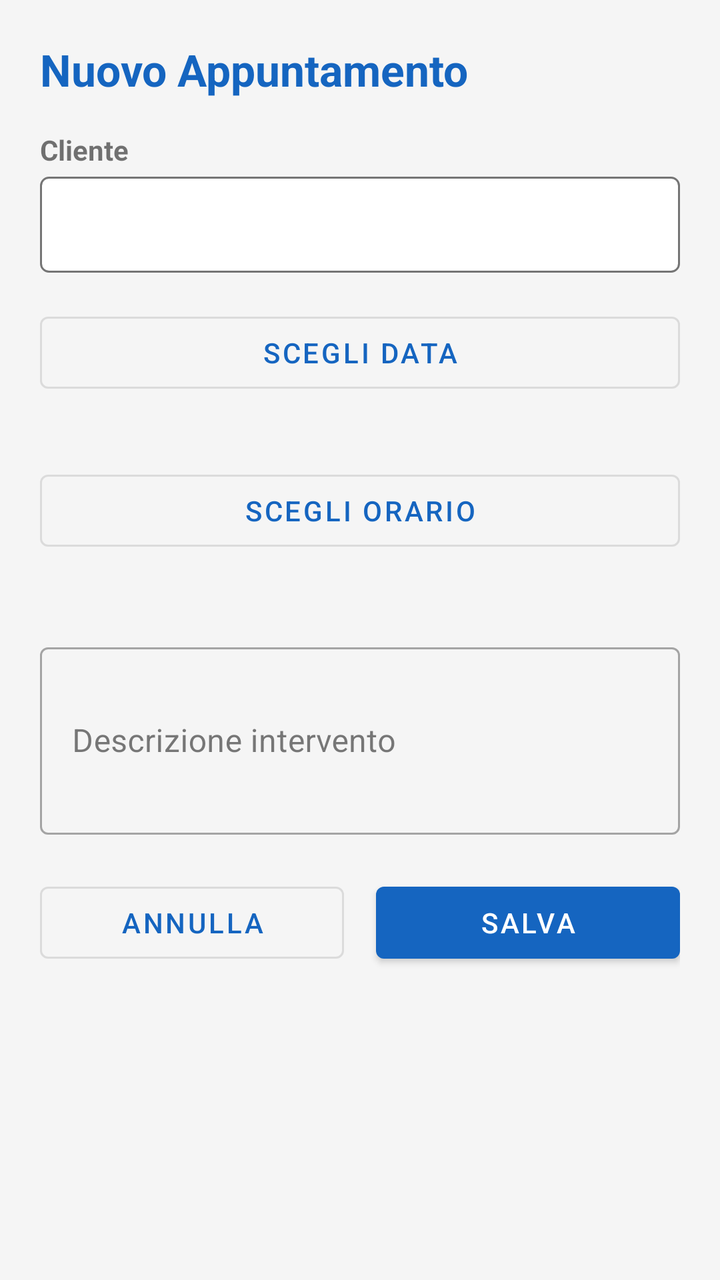
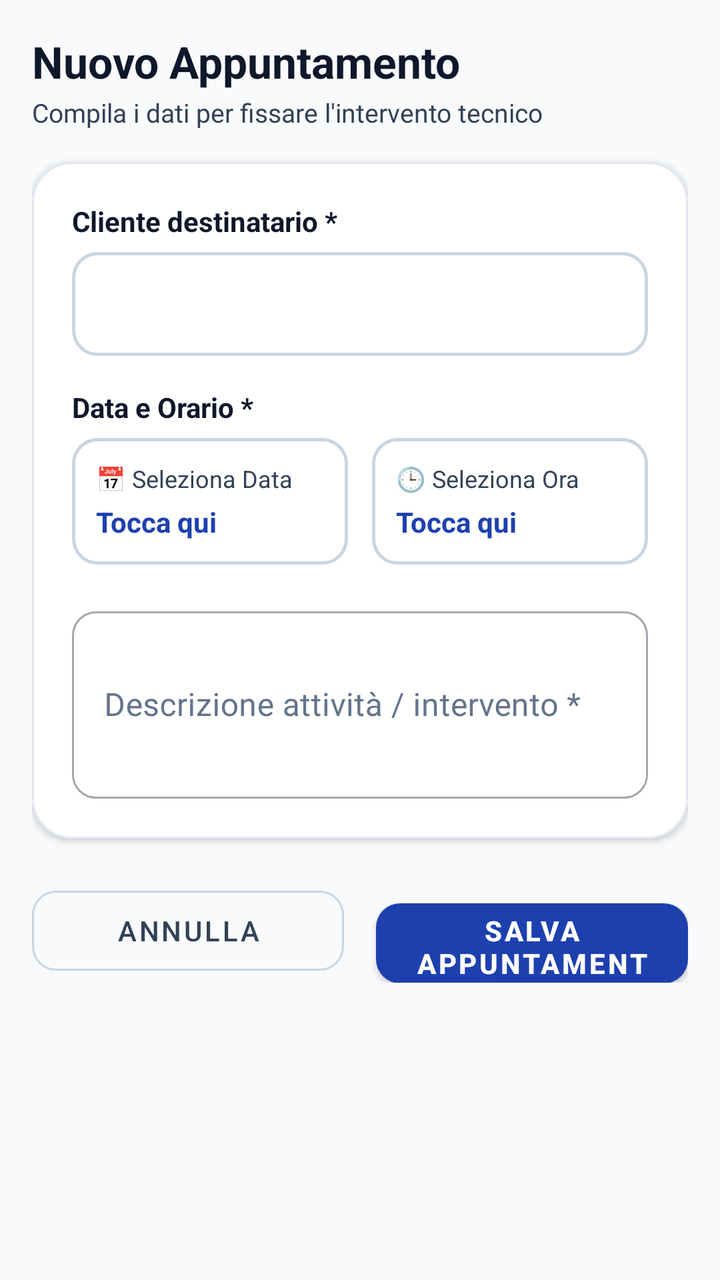

The first picture is an Android layout as it rendered before a commit; the second is the same layout after the commit. The layout source and the unified diff follow.
<!-- AndroidManifest.xml: application theme Theme.TechInterventionApp -->
<!-- res/layout/fragment_new_appointment.xml -->
<?xml version="1.0" encoding="utf-8"?>
<ScrollView
    xmlns:android="http://schemas.android.com/apk/res/android"
    xmlns:app="http://schemas.android.com/apk/res-auto"
    android:layout_width="match_parent"
    android:layout_height="match_parent"
    android:background="@color/background">

    <LinearLayout
        android:layout_width="match_parent"
        android:layout_height="wrap_content"
        android:orientation="vertical"
        android:padding="20dp">

        <TextView
            android:layout_width="match_parent"
            android:layout_height="wrap_content"
            android:text="Nuovo Appuntamento"
            android:textSize="22sp"
            android:textStyle="bold"
            android:textColor="@color/primary"
            android:layout_marginBottom="16dp" />

        
        <TextView
            android:layout_width="match_parent"
            android:layout_height="wrap_content"
            android:text="Cliente"
            android:textStyle="bold"
            android:textSize="14sp"
            android:layout_marginBottom="4dp" />

        <Spinner
            android:id="@+id/spinner_client"
            android:layout_width="match_parent"
            android:layout_height="48dp"
            android:background="@drawable/spinner_background" />

        
        <com.google.android.material.button.MaterialButton
            android:id="@+id/btn_pick_date"
            style="@style/Widget.MaterialComponents.Button.OutlinedButton"
            android:layout_width="match_parent"
            android:layout_height="wrap_content"
            android:text="Scegli data"
            android:layout_marginTop="16dp" />

        <TextView
            android:id="@+id/tv_selected_date"
            android:layout_width="match_parent"
            android:layout_height="wrap_content"
            android:textColor="@color/text_secondary"
            android:gravity="center"
            android:layout_marginTop="4dp" />

        
        <com.google.android.material.button.MaterialButton
            android:id="@+id/btn_pick_time"
            style="@style/Widget.MaterialComponents.Button.OutlinedButton"
            android:layout_width="match_parent"
            android:layout_height="wrap_content"
            android:text="Scegli orario"
            android:layout_marginTop="8dp" />

        <TextView
            android:id="@+id/tv_selected_time"
            android:layout_width="match_parent"
            android:layout_height="wrap_content"
            android:textColor="@color/text_secondary"
            android:gravity="center"
            android:layout_marginTop="4dp" />

        
        <com.google.android.material.textfield.TextInputLayout
            android:id="@+id/til_description"
            style="@style/Widget.MaterialComponents.TextInputLayout.OutlinedBox"
            android:layout_width="match_parent"
            android:layout_height="wrap_content"
            android:hint="Descrizione intervento"
            android:layout_marginTop="16dp">
            <com.google.android.material.textfield.TextInputEditText
                android:id="@+id/et_description"
                android:layout_width="match_parent"
                android:layout_height="wrap_content"
                android:inputType="textMultiLine"
                android:minLines="3" />
        </com.google.android.material.textfield.TextInputLayout>

        
        <LinearLayout
            android:layout_width="match_parent"
            android:layout_height="wrap_content"
            android:orientation="horizontal"
            android:layout_marginTop="20dp">

            <com.google.android.material.button.MaterialButton
                android:id="@+id/btn_cancel"
                style="@style/Widget.MaterialComponents.Button.OutlinedButton"
                android:layout_width="0dp"
                android:layout_height="wrap_content"
                android:layout_weight="1"
                android:text="Annulla"
                android:layout_marginEnd="8dp" />

            <com.google.android.material.button.MaterialButton
                android:id="@+id/btn_save"
                android:layout_width="0dp"
                android:layout_height="wrap_content"
                android:layout_weight="1"
                android:text="Salva"
                android:layout_marginStart="8dp" />
        </LinearLayout>

    </LinearLayout>
</ScrollView>
<!-- resources referenced by this layout -->
<resources>
  <color name="background">#F5F5F5</color>
  <color name="primary">#1565C0</color>
  <color name="text_secondary">#757575</color>
  <!-- drawable spinner_background (drawable) -->
  <?xml version="1.0" encoding="utf-8"?>
  <shape xmlns:android="http://schemas.android.com/apk/res/android"
      android:shape="rectangle">
      <stroke
          android:width="1dp"
          android:color="@color/text_secondary" />
      <corners android:radius="4dp" />
      <solid android:color="@color/surface" />
      <padding
          android:left="8dp"
          android:right="8dp"
          android:top="4dp"
          android:bottom="4dp" />
  </shape>
  <style name="Theme.TechInterventionApp" parent="Theme.MaterialComponents.DayNight.NoActionBar">
          
          <item name="colorPrimary">@color/primary</item>
          <item name="colorPrimaryVariant">@color/primary_variant</item>
          <item name="colorOnPrimary">@color/white</item>
          <item name="colorSecondary">@color/secondary</item>
          <item name="colorSecondaryVariant">@color/secondary_variant</item>
          <item name="colorOnSecondary">@color/white</item>
          <item name="colorError">@color/error</item>
  
          
          <item name="android:colorBackground">@color/background</item>
          <item name="colorSurface">@color/surface</item>
          <item name="colorOnSurface">@color/on_surface</item>
  
          
          <item name="android:statusBarColor">@color/primary_variant</item>
      </style>
  <color name="surface">#FFFFFF</color>
  <color name="primary_variant">#003c8f</color>
  <color name="white">#FFFFFF</color>
  <color name="secondary">#FF6F00</color>
  <color name="secondary_variant">#c43e00</color>
  <color name="error">#B00020</color>
  <color name="on_surface">#212121</color>
</resources>

<!-- the commit's change to res/layout/fragment_new_appointment.xml (unified diff, before → after) -->
@@ -4,13 +4,14 @@
     xmlns:app="http://schemas.android.com/apk/res-auto"
     android:layout_width="match_parent"
     android:layout_height="match_parent"
+    android:fillViewport="true"
     android:background="@color/background">
 
     <LinearLayout
         android:layout_width="match_parent"
         android:layout_height="wrap_content"
         android:orientation="vertical"
-        android:padding="20dp">
+        android:padding="16dp">
 
         <TextView
             android:layout_width="match_parent"
@@ -18,96 +19,185 @@
             android:text="Nuovo Appuntamento"
             android:textSize="22sp"
             android:textStyle="bold"
-            android:textColor="@color/primary"
+            android:textColor="@color/text_primary" />
+
+        <TextView
+            android:layout_width="match_parent"
+            android:layout_height="wrap_content"
+            android:text="Compila i dati per fissare l'intervento tecnico"
+            android:textSize="13sp"
+            android:textColor="@color/text_secondary"
+            android:layout_marginTop="2dp"
             android:layout_marginBottom="16dp" />
 
         
-        <TextView
-            android:layout_width="match_parent"
-            android:layout_height="wrap_content"
-            android:text="Cliente"
-            android:textStyle="bold"
-            android:textSize="14sp"
-            android:layout_marginBottom="4dp" />
-
-        <Spinner
-            android:id="@+id/spinner_client"
-            android:layout_width="match_parent"
-            android:layout_height="48dp"
-            android:background="@drawable/spinner_background" />
-
-        
-        <com.google.android.material.button.MaterialButton
-            android:id="@+id/btn_pick_date"
-            style="@style/Widget.MaterialComponents.Button.OutlinedButton"
-            android:layout_width="match_parent"
-            android:layout_height="wrap_content"
-            android:text="Scegli data"
-            android:layout_marginTop="16dp" />
-
-        <TextView
-            android:id="@+id/tv_selected_date"
-            android:layout_width="match_parent"
-            android:layout_height="wrap_content"
-            android:textColor="@color/text_secondary"
-            android:gravity="center"
-            android:layout_marginTop="4dp" />
-
-        
-        <com.google.android.material.button.MaterialButton
-            android:id="@+id/btn_pick_time"
-            style="@style/Widget.MaterialComponents.Button.OutlinedButton"
-            android:layout_width="match_parent"
-            android:layout_height="wrap_content"
-            android:text="Scegli orario"
-            android:layout_marginTop="8dp" />
-
-        <TextView
-            android:id="@+id/tv_selected_time"
-            android:layout_width="match_parent"
-            android:layout_height="wrap_content"
-            android:textColor="@color/text_secondary"
-            android:gravity="center"
-            android:layout_marginTop="4dp" />
-
-        
-        <com.google.android.material.textfield.TextInputLayout
-            android:id="@+id/til_description"
-            style="@style/Widget.MaterialComponents.TextInputLayout.OutlinedBox"
-            android:layout_width="match_parent"
-            android:layout_height="wrap_content"
-            android:hint="Descrizione intervento"
-            android:layout_marginTop="16dp">
-            <com.google.android.material.textfield.TextInputEditText
-                android:id="@+id/et_description"
+        <com.google.android.material.card.MaterialCardView
+            android:layout_width="match_parent"
+            android:layout_height="wrap_content"
+            app:cardCornerRadius="20dp"
+            app:cardElevation="2dp"
+            app:strokeColor="@color/border_subtle"
+            app:strokeWidth="1dp">
+
+            <LinearLayout
                 android:layout_width="match_parent"
                 android:layout_height="wrap_content"
-                android:inputType="textMultiLine"
-                android:minLines="3" />
-        </com.google.android.material.textfield.TextInputLayout>
+                android:background="@color/surface"
+                android:orientation="vertical"
+                android:padding="20dp">
+
+                
+                <TextView
+                    android:layout_width="match_parent"
+                    android:layout_height="wrap_content"
+                    android:text="Cliente destinatario *"
+                    android:textStyle="bold"
+                    android:textSize="14sp"
+                    android:textColor="@color/text_primary"
+                    android:layout_marginBottom="6dp" />
+
+                <Spinner
+                    android:id="@+id/spinner_client"
+                    android:layout_width="match_parent"
+                    android:layout_height="52dp"
+                    android:background="@drawable/spinner_background"
+                    android:spinnerMode="dropdown" />
+
+                
+                <TextView
+                    android:layout_width="match_parent"
+                    android:layout_height="wrap_content"
+                    android:text="Data e Orario *"
+                    android:textStyle="bold"
+                    android:textSize="14sp"
+                    android:textColor="@color/text_primary"
+                    android:layout_marginTop="16dp"
+                    android:layout_marginBottom="6dp" />
+
+                <LinearLayout
+                    android:layout_width="match_parent"
+                    android:layout_height="wrap_content"
+                    android:orientation="horizontal">
+
+                    
+                    <LinearLayout
+                        android:id="@+id/btn_pick_date"
+                        android:layout_width="0dp"
+                        android:layout_height="wrap_content"
+                        android:layout_weight="1"
+                        android:orientation="vertical"
+                        android:background="@drawable/spinner_background"
+                        android:padding="12dp"
+                        android:clickable="true"
+                        android:focusable="true"
+                        android:layout_marginEnd="6dp">
+
+                        <TextView
+                            android:layout_width="wrap_content"
+                            android:layout_height="wrap_content"
+                            android:text="📅 Seleziona Data"
+                            android:textSize="12sp"
+                            android:textColor="@color/text_secondary" />
+
+                        <TextView
+                            android:id="@+id/tv_selected_date"
+                            android:layout_width="wrap_content"
+                            android:layout_height="wrap_content"
+                            android:text="Tocca qui"
+                            android:textSize="14sp"
+                            android:textStyle="bold"
+                            android:textColor="@color/primary"
+                            android:layout_marginTop="4dp" />
+                    </LinearLayout>
+
+                    
+                    <LinearLayout
+                        android:id="@+id/btn_pick_time"
+                        android:layout_width="0dp"
+                        android:layout_height="wrap_content"
+                        android:layout_weight="1"
+                        android:orientation="vertical"
+                        android:background="@drawable/spinner_background"
+                        android:padding="12dp"
+                        android:clickable="true"
+                        android:focusable="true"
+                        android:layout_marginStart="6dp">
+
+                        <TextView
+                            android:layout_width="wrap_content"
+                            android:layout_height="wrap_content"
+                            android:text="🕒 Seleziona Ora"
+                            android:textSize="12sp"
+                            android:textColor="@color/text_secondary" />
+
+                        <TextView
+                            android:id="@+id/tv_selected_time"
+                            android:layout_width="wrap_content"
+                            android:layout_height="wrap_content"
+                            android:text="Tocca qui"
+                            android:textSize="14sp"
+                            android:textStyle="bold"
+                            android:textColor="@color/primary"
+                            android:layout_marginTop="4dp" />
+                    </LinearLayout>
+                </LinearLayout>
+
+                
+                <com.google.android.material.textfield.TextInputLayout
+                    android:id="@+id/til_description"
+                    style="@style/Widget.MaterialComponents.TextInputLayout.OutlinedBox"
+                    android:layout_width="match_parent"
+                    android:layout_height="wrap_content"
+                    android:hint="Descrizione attività / intervento *"
+                    android:textColorHint="@color/text_muted"
+                    app:boxCornerRadiusTopStart="12dp"
+                    app:boxCornerRadiusTopEnd="12dp"
+                    app:boxCornerRadiusBottomStart="12dp"
+                    app:boxCornerRadiusBottomEnd="12dp"
+                    android:layout_marginTop="18dp">
+
+                    <com.google.android.material.textfield.TextInputEditText
+                        android:id="@+id/et_description"
+                        android:layout_width="match_parent"
+                        android:layout_height="wrap_content"
+                        android:textColor="@color/text_primary"
+                        android:inputType="textMultiLine"
+                        android:minLines="3" />
+                </com.google.android.material.textfield.TextInputLayout>
+
+            </LinearLayout>
+        </com.google.android.material.card.MaterialCardView>
 
         
         <LinearLayout
             android:layout_width="match_parent"
             android:layout_height="wrap_content"
             android:orientation="horizontal"
-            android:layout_marginTop="20dp">
+            android:layout_marginTop="20dp"
+            android:layout_marginBottom="24dp">
 
             <com.google.android.material.button.MaterialButton
                 android:id="@+id/btn_cancel"
                 style="@style/Widget.MaterialComponents.Button.OutlinedButton"
                 android:layout_width="0dp"
-                android:layout_height="wrap_content"
+                android:layout_height="52dp"
                 android:layout_weight="1"
                 android:text="Annulla"
+                android:textColor="@color/text_secondary"
+                app:strokeColor="@color/border_strong"
+                app:cornerRadius="12dp"
                 android:layout_marginEnd="8dp" />
 
             <com.google.android.material.button.MaterialButton
                 android:id="@+id/btn_save"
                 android:layout_width="0dp"
-                android:layout_height="wrap_content"
+                android:layout_height="52dp"
                 android:layout_weight="1"
-                android:text="Salva"
+                android:text="Salva Appuntamento"
+                android:textColor="@color/white"
+                android:textStyle="bold"
+                app:backgroundTint="@color/primary"
+                app:cornerRadius="12dp"
                 android:layout_marginStart="8dp" />
         </LinearLayout>
 
<!-- resource entries referenced after the edit -->
@@ -1,24 +1,26 @@
 <!-- resources referenced by this layout -->
 <resources>
-  <color name="background">#F5F5F5</color>
-  <color name="primary">#1565C0</color>
-  <color name="text_secondary">#757575</color>
+  <color name="background">#F8FAFC</color>
+  <color name="border_strong">#CBD5E1</color>
+  <color name="border_subtle">#E2E8F0</color>
+  <color name="primary">#1E40AF</color>
+  <color name="text_secondary">#334155</color>
   <!-- drawable spinner_background (drawable) -->
   <?xml version="1.0" encoding="utf-8"?>
   <shape xmlns:android="http://schemas.android.com/apk/res/android"
       android:shape="rectangle">
       <stroke
-          android:width="1dp"
-          android:color="@color/text_secondary" />
-      <corners android:radius="4dp" />
+          android:width="1.5dp"
+          android:color="@color/border_strong" />
+      <corners android:radius="12dp" />
       <solid android:color="@color/surface" />
       <padding
-          android:left="8dp"
-          android:right="8dp"
-          android:top="4dp"
-          android:bottom="4dp" />
+          android:left="14dp"
+          android:right="14dp"
+          android:top="12dp"
+          android:bottom="12dp" />
   </shape>
-  <style name="Theme.TechInterventionApp" parent="Theme.MaterialComponents.DayNight.NoActionBar">
+  <style name="Theme.TechInterventionApp" parent="Theme.MaterialComponents.Light.NoActionBar">
           
           <item name="colorPrimary">@color/primary</item>
           <item name="colorPrimaryVariant">@color/primary_variant</item>
@@ -31,17 +33,40 @@
           
           <item name="android:colorBackground">@color/background</item>
           <item name="colorSurface">@color/surface</item>
-          <item name="colorOnSurface">@color/on_surface</item>
+          <item name="colorOnSurface">@color/text_primary</item>
   
           
-          <item name="android:statusBarColor">@color/primary_variant</item>
+          <item name="android:textColor">@color/text_primary</item>
+          <item name="android:textColorPrimary">@color/text_primary</item>
+          <item name="android:textColorSecondary">@color/text_secondary</item>
+          <item name="android:textColorHint">@color/text_muted</item>
+  
+          
+          <item name="android:statusBarColor">@color/background</item>
+          <item name="android:windowLightStatusBar">true</item>
+          <item name="android:navigationBarColor">@color/surface</item>
+          <item name="android:windowLightNavigationBar">true</item>
+  
+          
+          <item name="textInputStyle">@style/Widget.App.TextInputLayout</item>
       </style>
   <color name="surface">#FFFFFF</color>
-  <color name="primary_variant">#003c8f</color>
+  <color name="text_muted">#64748B</color>
+  <color name="text_primary">#0F172A</color>
+  <color name="primary_variant">#172554</color>
   <color name="white">#FFFFFF</color>
-  <color name="secondary">#FF6F00</color>
-  <color name="secondary_variant">#c43e00</color>
-  <color name="error">#B00020</color>
-  <color name="on_surface">#212121</color>
+  <color name="secondary">#D97706</color>
+  <color name="secondary_variant">#B45309</color>
+  <color name="error">#DC2626</color>
+  <style name="Widget.App.TextInputLayout" parent="Widget.MaterialComponents.TextInputLayout.OutlinedBox">
+          <item name="boxStrokeColor">@color/primary</item>
+          <item name="boxStrokeWidth">1.5dp</item>
+          <item name="boxCornerRadiusTopStart">12dp</item>
+          <item name="boxCornerRadiusTopEnd">12dp</item>
+          <item name="boxCornerRadiusBottomStart">12dp</item>
+          <item name="boxCornerRadiusBottomEnd">12dp</item>
+          <item name="hintTextColor">@color/primary</item>
+          <item name="android:textColorHint">@color/text_muted</item>
+      </style>
 </resources>
 
